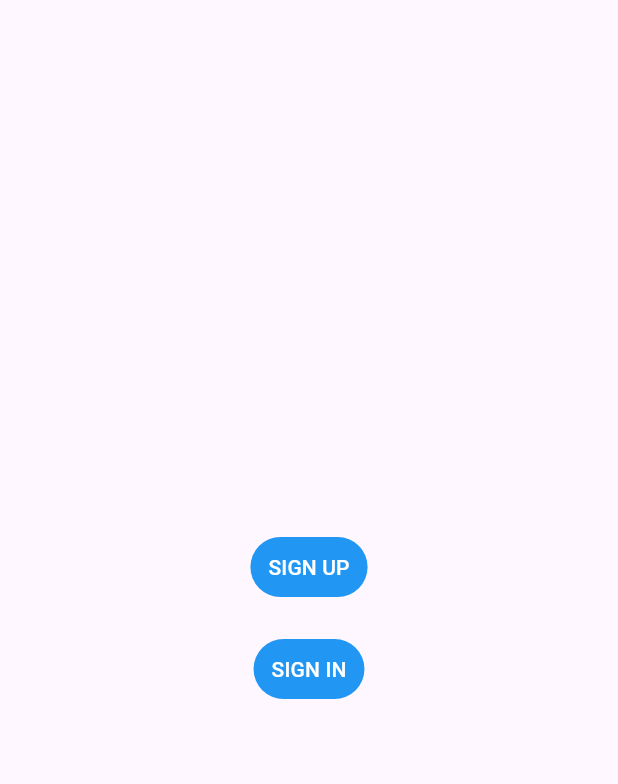
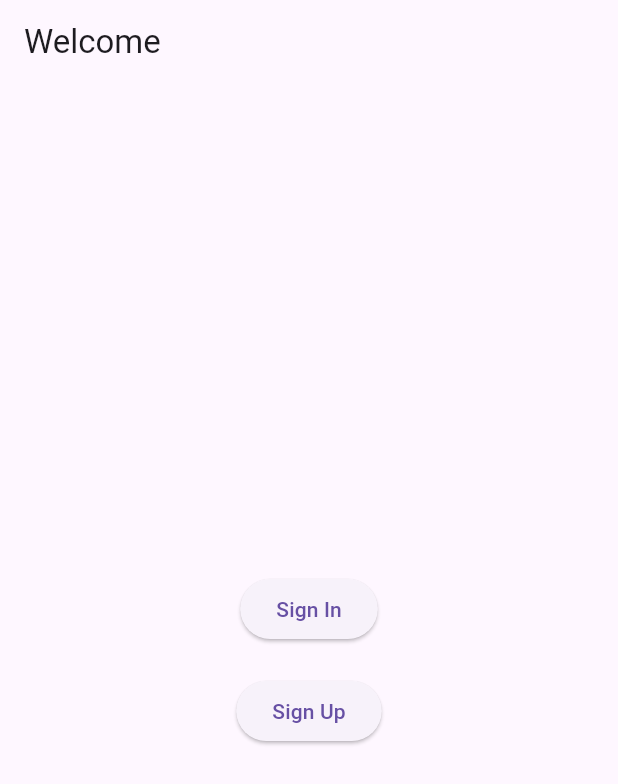
Before and after one commit to ArminSalman/de_mate, a Flutter app: the screen it shows after launch, on a phone screen of 412 x 824 dp. Shown: the top 784 px of the screen. Run offline on Flutter 3.47's test engine with Material 3 defaults, Android fonts, the phone set to English and light mode, and no system bars.

Commit message:
New design of sign in and sign up pages

```diff
--- a/lib/main.dart
+++ b/lib/main.dart
@@ -1,66 +1,19 @@
-import 'package:de_mate/sign_in.dart';
-import 'package:de_mate/sign_up.dart';
 import 'package:flutter/material.dart';
+import 'main_page.dart'; // Import the file where MainPage is defined
 
 void main() {
-  runApp(const MyApp());
+  runApp(MyApp());
 }
 
 class MyApp extends StatelessWidget {
-  const MyApp({super.key});
-
   @override
   Widget build(BuildContext context) {
     return MaterialApp(
-      title: 'EnterPage',
+      title: 'Flutter Demo',
       theme: ThemeData(
         primarySwatch: Colors.blue,
       ),
-      home: const MyHomePage(),
+      home: MainPage(), // Set MainPage as the home widget
     );
   }
 }
-
-class MyHomePage extends StatelessWidget {
-  const MyHomePage({super.key});
-
-  @override
-  Widget build(BuildContext context) {
-    return Scaffold(
-      body: Center(
-        child: Column(
-          mainAxisAlignment: MainAxisAlignment.center,  // Align buttons to the center
-          children: [
-            TextButton(
-              onPressed: () {
-                Navigator.push(
-                  context,
-                  MaterialPageRoute(builder: (context) => const SignUpPage()),
-                );
-              },  // You can replace null with an const actual callback
-              child: const Text('SIGN UP'),
-              style: const ButtonStyle(
-                foregroundColor: WidgetStatePropertyAll(Colors.white),
-                backgroundColor: WidgetStatePropertyAll(Colors.blue),
-  ),
-            ),
-            const SizedBox(height: 20),
-            TextButton(
-              onPressed: () {
-                Navigator.push(
-                  context,
-                  MaterialPageRoute(builder: (context) => const SignInPage()),
-                );
-              },  // You can replace null with an actual callback
-              child: const Text('SIGN IN'),
-              style: const ButtonStyle(
-                foregroundColor: WidgetStatePropertyAll(Colors.white),
-                backgroundColor: WidgetStatePropertyAll(Colors.blue),
-              ),
-            ),
-          ],
-        ),
-      ),
-    );
-  }
-}
```
Also changed, not shown: lib/main_page.dart (added, +105 -0 lines), lib/sign_in.dart (deleted, +0 -66 lines), lib/sign_up.dart (deleted, +0 -76 lines), 1 other file.
